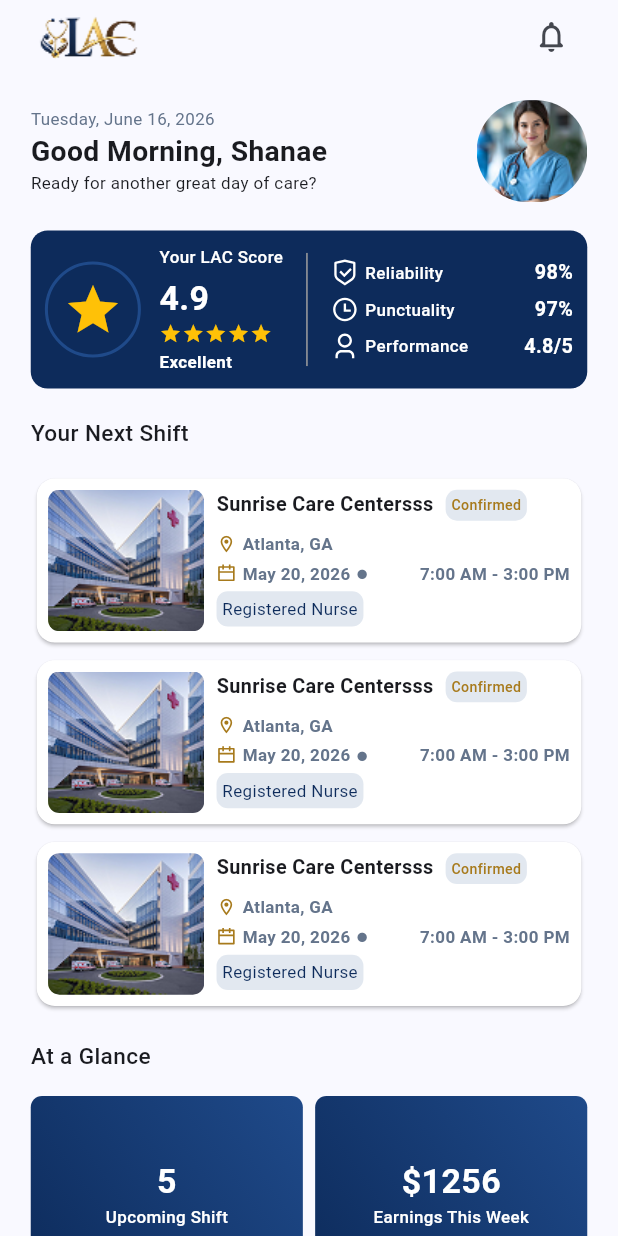
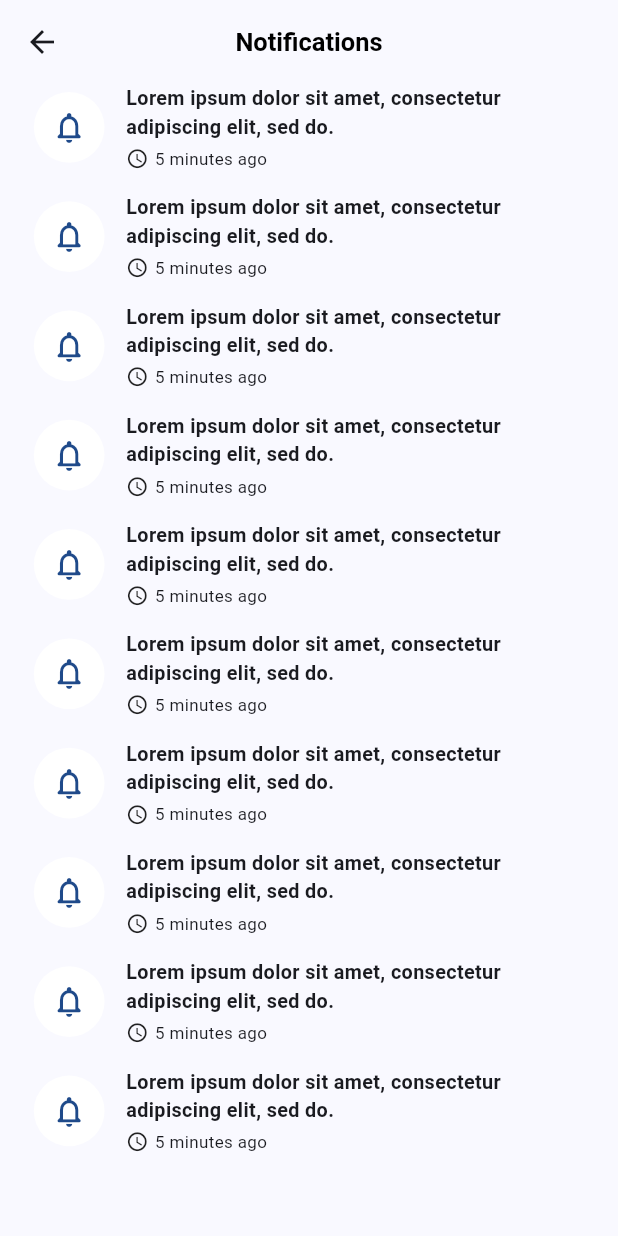
Before and after one commit to rahimuj570/staffing_nursing_app, a Flutter app: the HomeView screen opened directly, after a tap on the "notifications none" icon, on a phone screen of 412 x 824 dp. Run offline on Flutter 3.47's test engine with Material 3 defaults, Android fonts, the phone set to English and light mode, and no system bars; our stand-ins replace file_picker, flutter_screenutil, pinput, remixicon.

Commit message:
feat: notification ui is added

```diff
--- a/lib/app/app_theme.dart
+++ b/lib/app/app_theme.dart
@@ -1,4 +1,5 @@
 import 'package:flutter/material.dart';
+import 'package:flutter_screenutil/flutter_screenutil.dart';
 import 'package:staffing/app/constants/app_colors.dart';
 
 class AppTheme {
@@ -10,6 +11,14 @@ class AppTheme {
         elevation: 2,
         backgroundColor: Colors.white,
       ),
+      appBarTheme: AppBarTheme(
+        centerTitle: true,
+        titleTextStyle: TextStyle(
+          color: Colors.black,
+          fontSize: 18.sp,
+          fontWeight: FontWeight.w600,
+        ),
+      ),
     );
   }
 }
--- /dev/null
+++ b/lib/features/common_features/views/notification_view.dart
@@ -0,0 +1,57 @@
+import 'package:flutter/material.dart';
+import 'package:flutter_screenutil/flutter_screenutil.dart';
+import 'package:staffing/app/constants/app_colors.dart';
+
+class NotificationView extends StatelessWidget {
+  const NotificationView({super.key});
+
+  @override
+  Widget build(BuildContext context) {
+    return Scaffold(
+      appBar: AppBar(title: Text('Notifications')),
+      body: Padding(
+        padding: .symmetric(horizontal: 20.w),
+        child: ListView.separated(
+          separatorBuilder: (context, index) => SizedBox(height: 16.h),
+          itemCount: 10,
+          itemBuilder: (context, index) => Row(
+            children: [
+              Container(
+                height: 50.h,
+                width: 50.w,
+                decoration: BoxDecoration(color: Colors.white, shape: .circle),
+                child: Icon(
+                  Icons.notifications_none_rounded,
+                  size: 26.r,
+                  color: AppColors.themeColorLight,
+                ),
+              ),
+              SizedBox(width: 12.w),
+              Expanded(
+                child: Column(
+                  children: [
+                    Text(
+                      'Lorem ipsum dolor sit amet, consectetur adipiscing elit, sed do.',
+                      style: TextStyle(fontSize: 14.sp, fontWeight: .w600),
+                    ),
+                    SizedBox(height: 4.h),
+                    Row(
+                      children: [
+                        Icon(Icons.watch_later_outlined, size: 16.r),
+                        SizedBox(width: 4.w),
+                        Text(
+                          '5 minutes ago',
+                          style: TextStyle(fontSize: 12.sp),
+                        ),
+                      ],
+                    ),
+                  ],
+                ),
+              ),
+            ],
+          ),
+        ),
+      ),
+    );
+  }
+}
--- a/lib/features/common_features/widgets/custom_app_bar_widget.dart
+++ b/lib/features/common_features/widgets/custom_app_bar_widget.dart
@@ -1,6 +1,8 @@
 import 'package:flutter/material.dart';
 import 'package:flutter_screenutil/flutter_screenutil.dart';
 import 'package:staffing/app/constants/app_assets.dart';
+import 'package:staffing/app/extensions/route.dart';
+import 'package:staffing/features/common_features/views/notification_view.dart';
 
 class CustomAppBarWidget extends StatelessWidget
     implements PreferredSizeWidget {
@@ -25,7 +27,9 @@ class CustomAppBarWidget extends StatelessWidget
           const Spacer(),
           IconButton(
             icon: Icon(Icons.notifications_none_rounded, size: 26.r),
-            onPressed: () {},
+            onPressed: () {
+              context.push(NotificationView());
+            },
           ),
         ],
       ),
```
